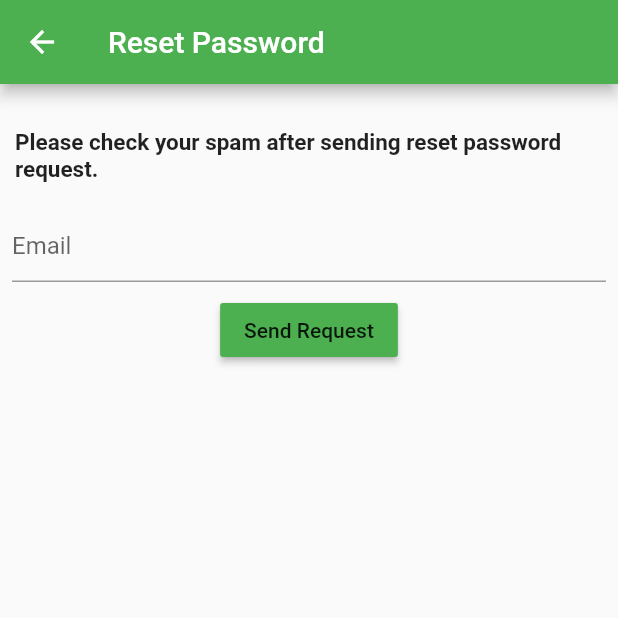
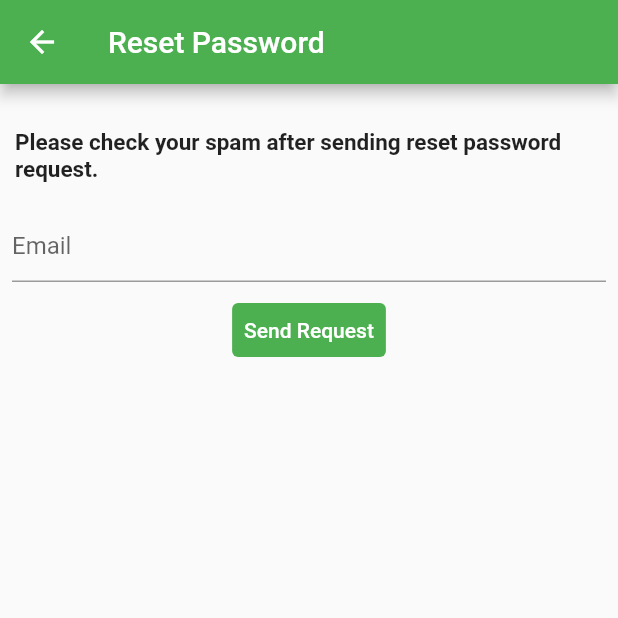
Before and after one commit to bwikimpeloles/ftrsb_mobile, a Flutter app: the ResetScreen screen opened directly, on a phone screen of 412 x 824 dp, the top half of it. Run offline on Flutter 3.47's test engine with Material 2 defaults, Android fonts, the phone set to English and light mode, and no system bars; our stand-ins replace cloud_firestore, firebase_auth, firebase_core, firebase_database, fluttertoast; accounts and stored records are empty.

Commit message:
Change flatbutton to textbutton

```diff
--- a/lib/FinanceScreen/supplier/add_supplier.dart
+++ b/lib/FinanceScreen/supplier/add_supplier.dart
@@ -108,7 +108,8 @@ class _AddSupplierState extends State<AddSupplier> {
             Container(
               width: double.infinity,
               padding: EdgeInsets.symmetric(horizontal: 10),
-              child: RaisedButton(child: Text('Save',style: TextStyle(
+              child: TextButton(style: TextButton.styleFrom(backgroundColor: Theme.of(context).accentColor,),
+                child: Text('Save',style: TextStyle(
                 fontSize: 20,
                 color: Colors.white,
                 fontWeight: FontWeight.w600,
@@ -117,8 +118,6 @@ class _AddSupplierState extends State<AddSupplier> {
                 onPressed: (){
                   saveSupplier();
                 },
-
-                color: Theme.of(context).primaryColor,
               ),
             )
 
--- a/lib/FinanceScreen/supplier/edit_supplier.dart
+++ b/lib/FinanceScreen/supplier/edit_supplier.dart
@@ -112,7 +112,8 @@ class _EditSupplierState extends State<EditSupplier> {
             Container(
               width: double.infinity,
               padding: EdgeInsets.symmetric(horizontal: 10),
-              child: RaisedButton(child: Text('Update Supplier',style: TextStyle(
+              child: TextButton(style: TextButton.styleFrom(backgroundColor: Theme.of(context).accentColor,),
+                child: Text('Update Supplier',style: TextStyle(
                 fontSize: 20,
                 color: Colors.white,
                 fontWeight: FontWeight.w600,
@@ -122,7 +123,6 @@ class _EditSupplierState extends State<EditSupplier> {
                   saveSupplier();
                 },
 
-                color: Theme.of(context).primaryColor,
               ),
             )
 
--- a/lib/FinanceScreen/supplier_information.dart
+++ b/lib/FinanceScreen/supplier_information.dart
@@ -234,12 +234,12 @@ class _SupplierInformationFinanceState extends State<SupplierInformationFinance>
             title: Text('Delete ${supplier['companyname']}'),
             content: Text('Are you sure you want to delete?'),
             actions: [
-              FlatButton(
+              TextButton(
                   onPressed: () {
                     Navigator.pop(context);
                   },
                   child: Text('Cancel')),
-              FlatButton(
+              TextButton(
                   onPressed: () {
                     reference
                         .child(supplier['key'])
--- a/lib/screens/reset_password.dart
+++ b/lib/screens/reset_password.dart
@@ -44,14 +44,15 @@ class _ResetScreenState extends State<ResetScreen> {
           Row(
             mainAxisAlignment: MainAxisAlignment.spaceAround,
             children: [
-              RaisedButton(
-                child: Text('Send Request'),
+              TextButton(
+                style: TextButton.styleFrom(backgroundColor: Theme.of(context).accentColor,),
+                child: Text('Send Request', style: TextStyle(color: Colors.white),),
                 onPressed: () {
                   auth.sendPasswordResetEmail(email: _email);
                   Fluttertoast.showToast(msg: "Email have been sent.");
                   Navigator.of(context).pop();
                 },
-                color: Theme.of(context).accentColor,
+
               ),
 
             ],
```
Also changed, not shown: pubspec.lock, 1 other file.
